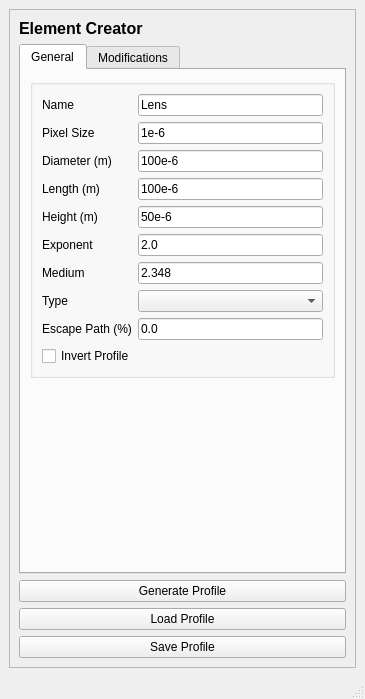
Above: juno/ui/qtdesigner_files/ElementCreation.ui from DeMarcoLab/juno before the change. Below: the same form after it.
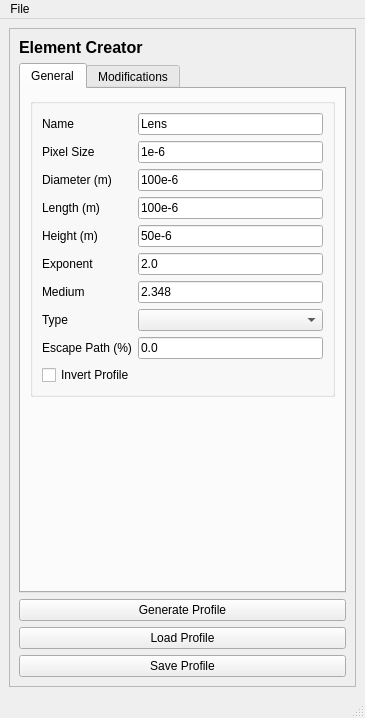
That is the form after the change.

Diff of the .ui file:
```diff
--- a/juno/ui/qtdesigner_files/ElementCreation.ui
+++ b/juno/ui/qtdesigner_files/ElementCreation.ui
@@ -7,7 +7,7 @@
     <x>0</x>
     <y>0</y>
     <width>365</width>
-    <height>661</height>
+    <height>686</height>
    </rect>
   </property>
   <property name="windowTitle">
@@ -471,6 +471,16 @@
      <height>21</height>
     </rect>
    </property>
+   <widget class="QMenu" name="menuFile">
+    <property name="title">
+     <string>File</string>
+    </property>
+    <addaction name="actionSave_Configuration"/>
+    <addaction name="actionLoad_Configuration"/>
+    <addaction name="actionSave_Profile"/>
+    <addaction name="actionLoad_Profile"/>
+   </widget>
+   <addaction name="menuFile"/>
   </widget>
   <widget class="QStatusBar" name="statusbar"/>
  </widget>
```
Left out of the diff: 20 changed lines with no effect on the pictures.
